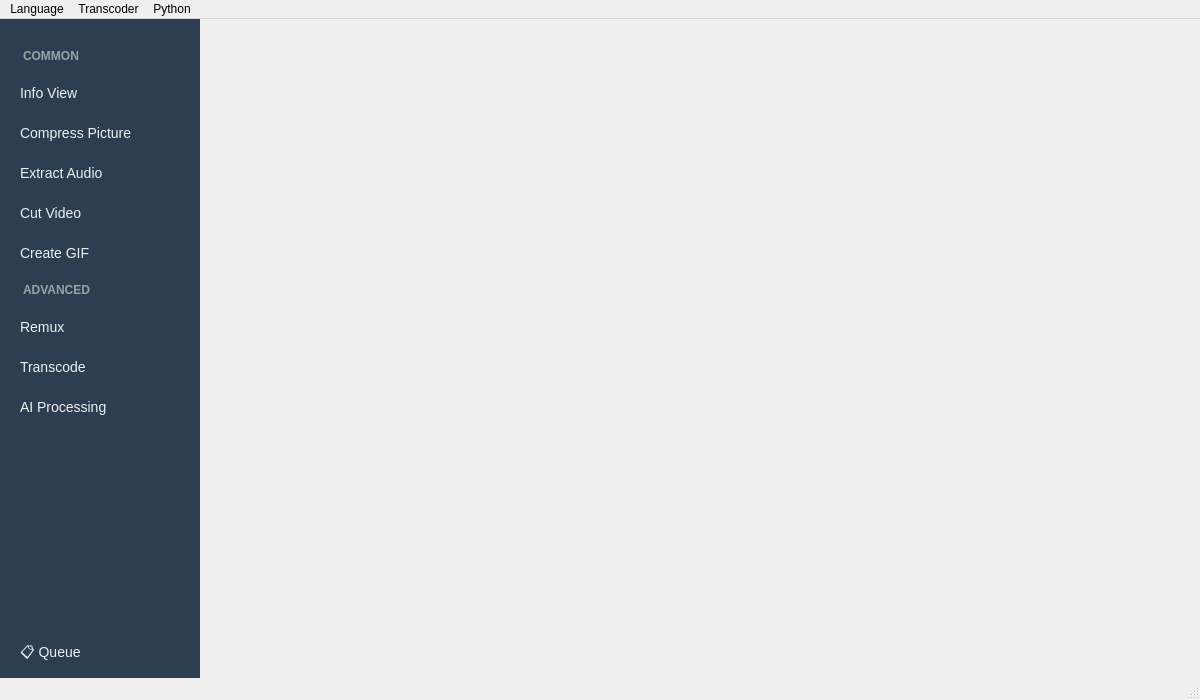
Qt form src/builder/src/open_converter.ui (OpenConverterLab/OpenConverter) before a commit.
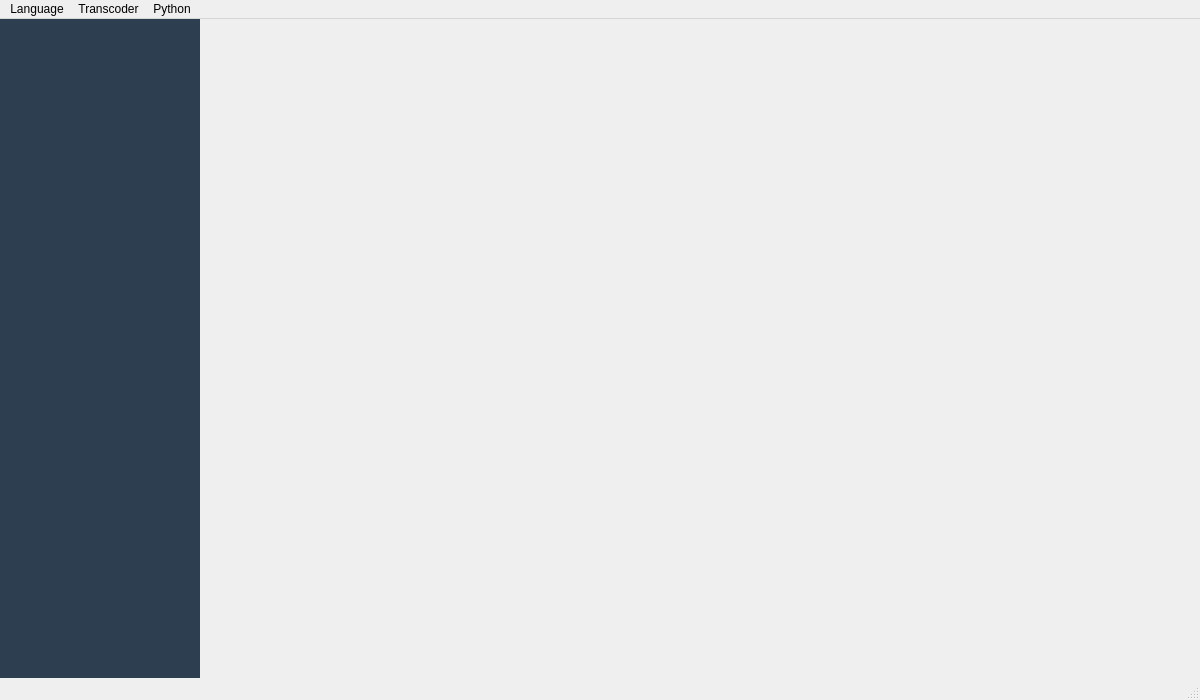
The same form after that commit.

Commit message:
ui: dynamically build the page list
Enable ai_processing page only if bmf is enabled

Diff of the .ui file:
```diff
--- a/src/builder/src/open_converter.ui
+++ b/src/builder/src/open_converter.ui
@@ -91,126 +91,7 @@
        <property name="bottomMargin">
         <number>0</number>
        </property>
-       <item>
-        <widget class="QLabel" name="labelCommonSection">
-         <property name="text">
-          <string>COMMON</string>
-         </property>
-        </widget>
-       </item>
-       <item>
-        <widget class="QPushButton" name="btnInfoView">
-         <property name="text">
-          <string>Info View</string>
-         </property>
-         <property name="checkable">
-          <bool>true</bool>
-         </property>
-        </widget>
-       </item>
-       <item>
-        <widget class="QPushButton" name="btnCompressPicture">
-         <property name="text">
-          <string>Compress Picture</string>
-         </property>
-         <property name="checkable">
-          <bool>true</bool>
-         </property>
-        </widget>
-       </item>
-       <item>
-        <widget class="QPushButton" name="btnExtractAudio">
-         <property name="text">
-          <string>Extract Audio</string>
-         </property>
-         <property name="checkable">
-          <bool>true</bool>
-         </property>
-        </widget>
-       </item>
-       <item>
-        <widget class="QPushButton" name="btnCutVideo">
-         <property name="text">
-          <string>Cut Video</string>
-         </property>
-         <property name="checkable">
-          <bool>true</bool>
-         </property>
-        </widget>
-       </item>
-       <item>
-        <widget class="QPushButton" name="btnCreateGif">
-         <property name="text">
-          <string>Create GIF</string>
-         </property>
-         <property name="checkable">
-          <bool>true</bool>
-         </property>
-        </widget>
-       </item>
-       <item>
-        <widget class="QLabel" name="labelAdvancedSection">
-         <property name="text">
-          <string>ADVANCED</string>
-         </property>
-        </widget>
-       </item>
-       <item>
-        <widget class="QPushButton" name="btnRemux">
-         <property name="text">
-          <string>Remux</string>
-         </property>
-         <property name="checkable">
-          <bool>true</bool>
-         </property>
-        </widget>
-       </item>
-       <item>
-        <widget class="QPushButton" name="btnTranscode">
-         <property name="text">
-          <string>Transcode</string>
-         </property>
-         <property name="checkable">
-          <bool>true</bool>
-         </property>
-        </widget>
-       </item>
-       <item>
-        <widget class="QPushButton" name="btnAIProcessing">
-         <property name="text">
-          <string>AI Processing</string>
-         </property>
-         <property name="checkable">
-          <bool>true</bool>
-         </property>
-        </widget>
-       </item>
-       <item>
-        <spacer name="verticalSpacer">
-         <property name="orientation">
-          <enum>Qt::Vertical</enum>
-         </property>
-         <property name="sizeHint" stdset="0">
-          <size>
-           <width>20</width>
-           <height>40</height>
-          </size>
-         </property>
-        </spacer>
-       </item>
-       <item>
-        <widget class="QPushButton" name="queueButton">
-         <property name="text">
-          <string>📋 Queue</string>
-         </property>
-         <property name="checkable">
-          <bool>false</bool>
-         </property>
-         <property name="toolTip">
-          <string>View batch processing queue</string>
-         </property>
-        </widget>
-       </item>
+       <!-- Navigation buttons are created dynamically in C++ code -->
       </layout>
      </widget>
     </item>
```
The commit also changes 2 other files.
